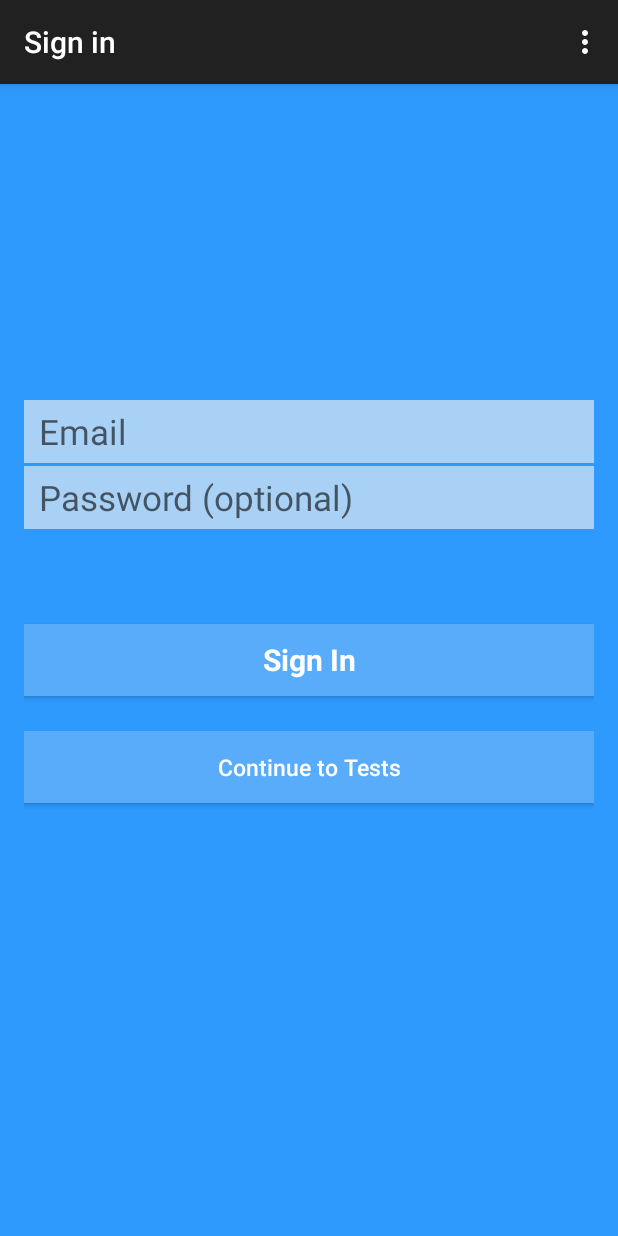
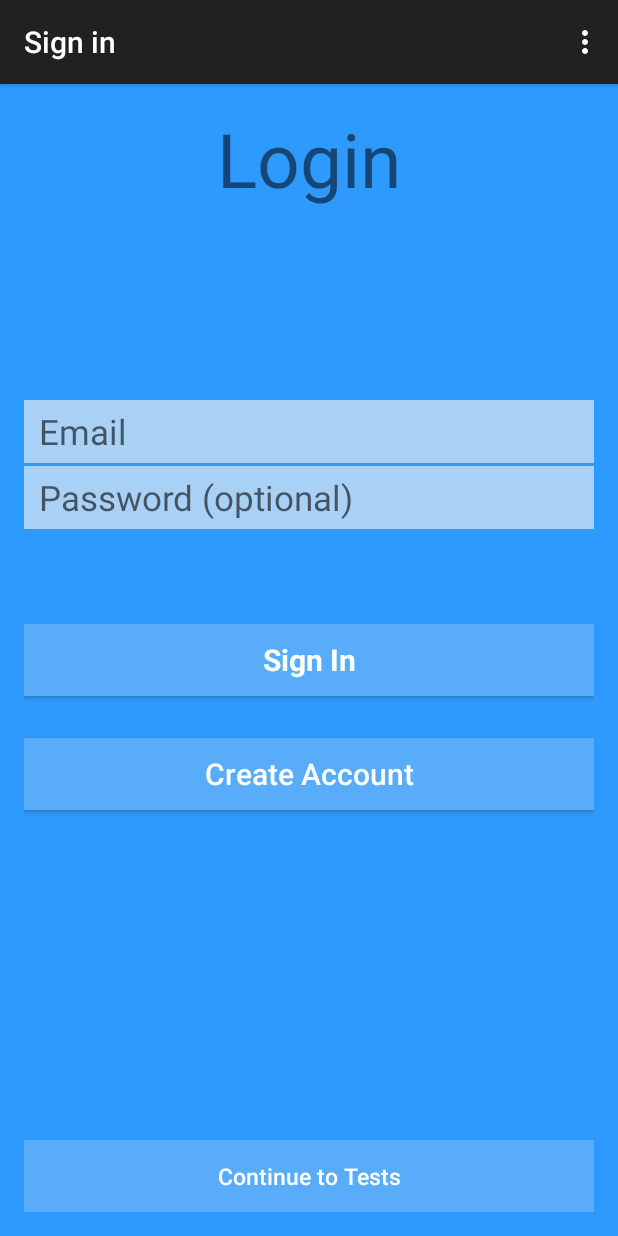
Before and after one commit to ntaub2010/StandUpTest, an Android app: the LoginActivity screen opened directly, with no data from a screen before it, on a phone screen of 412 x 824 dp. Run offline under Robolectric (Android 15) with nearby library versions, the phone set to English and light mode, and no system bars.

Commit message:
Save username throughout
Only show previous tests for logged-in user

```diff
--- a/app/src/main/java/com/naomitaub/standuptest/CreateAccountActivity.java
+++ b/app/src/main/java/com/naomitaub/standuptest/CreateAccountActivity.java
@@ -32,7 +32,7 @@ public class CreateAccountActivity extends MainActivity {
                 DatabaseOperations DB = new DatabaseOperations(ctxAccount);
                 DB.putAccountInfo(DB, email, password);
                 Toast.makeText(getBaseContext(), "Account creation successful", Toast.LENGTH_LONG).show();
-                //launchEnterInfo(v);
+                launchEnterInfo(v, email);
                 //finish();
             }
         });
--- a/app/src/main/java/com/naomitaub/standuptest/LoginActivity.java
+++ b/app/src/main/java/com/naomitaub/standuptest/LoginActivity.java
@@ -57,7 +57,7 @@ public class LoginActivity extends MainActivity {
 
                 if(loginStatus) {
                     Toast.makeText(getBaseContext(), "Login successful", Toast.LENGTH_LONG).show();
-                    launchTests(v);
+                    launchTests(v, login_email);
                     //finish();
                 }
                 else {
--- a/app/src/main/res/layout/activity_login.xml
+++ b/app/src/main/res/layout/activity_login.xml
@@ -8,39 +8,6 @@
     android:paddingTop="@dimen/activity_vertical_margin"
     tools:context="com.naomitaub.standuptest.LoginActivity"
     >
-
-    <!-- Login progress -->
-    <ProgressBar android:id="@+id/login_progress" style="?android:attr/progressBarStyleLarge"
-        android:layout_width="wrap_content" android:layout_height="wrap_content"
-        android:layout_marginBottom="8dp" android:visibility="gone" />
-
-    <ScrollView android:id="@+id/login_form" android:layout_width="match_parent"
-        android:layout_height="wrap_content">
-        <LinearLayout android:layout_width="match_parent" android:layout_height="wrap_content"
-            android:orientation="vertical">
-
-            <LinearLayout android:id="@+id/plus_sign_out_buttons"
-                android:layout_width="match_parent" android:layout_height="wrap_content"
-                android:visibility="gone" android:weightSum="2">
-
-                <Button android:id="@+id/plus_sign_out_button" style="?android:textAppearanceSmall"
-                    android:layout_width="match_parent" android:layout_height="match_parent"
-                    android:layout_weight="1" android:text="@string/plus_sign_out" />
-
-                <Button android:id="@+id/plus_disconnect_button"
-                    style="?android:textAppearanceSmall" android:layout_width="match_parent"
-                    android:layout_height="match_parent" android:layout_weight="1"
-                    android:text="@string/plus_disconnect" />
-
-            </LinearLayout>
-
-            <LinearLayout android:id="@+id/email_login_form" android:layout_width="match_parent"
-                android:layout_height="wrap_content" android:orientation="vertical">
-
-            </LinearLayout>
-        </LinearLayout>
-    </ScrollView>
-
 
     <RelativeLayout
         android:layout_width="match_parent"
@@ -104,9 +71,36 @@
             android:id="@+id/loginContinueButton"
             android:layout_gravity="center_horizontal|bottom"
             android:onClick="launchTests"
-            android:layout_marginTop="23dp"
+            android:layout_alignParentBottom="true"
+            android:layout_alignParentStart="true" />
+
+        <Button
+            android:layout_width="match_parent"
+            android:layout_height="wrap_content"
+            android:text="Create Account"
+            android:background="#58ACFA"
+            android:textColor="#FFFFFF"
+            android:padding="10dp"
+            android:textSize="20sp"
+            android:gravity="center"
+            android:textAllCaps="false"
+            android:id="@+id/button"
+            android:layout_gravity="center_horizontal|bottom"
+            android:onClick="launchCreateAccount"
             android:layout_below="@+id/email_sign_in_button"
-            android:layout_alignParentStart="true" />
+            android:layout_alignParentStart="true"
+            android:layout_marginTop="28dp" />
+
+        <TextView
+            android:layout_width="wrap_content"
+            android:layout_height="wrap_content"
+            android:text="@string/login"
+            android:id="@+id/textView"
+            android:textSize="50sp"
+            android:layout_alignParentTop="true"
+            android:layout_alignParentEnd="true"
+            android:layout_alignParentStart="true"
+            android:gravity="center"/>
     </RelativeLayout>
 
 
--- a/app/src/main/res/values/strings.xml
+++ b/app/src/main/res/values/strings.xml
@@ -21,6 +21,8 @@
     <string name="rangeBPM">Range</string>
     <string name="highBPM">High</string>
     <string name="lowBPM">Low</string>
+    <string name="login">Login</string>
+    <string name="create_account">Create Account</string>
     <string name="title_activity_results">ResultsActivity</string>
     <string name="title_activity_symptoms">SymptomsActivity</string>
     <string name="symptoms"><![CDATA[
```
Also changed, not shown: app/src/main/java/com/naomitaub/standuptest/DatabaseOperations.java (+9 -7 lines), app/src/main/java/com/naomitaub/standuptest/EnterInfoActivity.java (+6 -2 lines), app/src/main/java/com/naomitaub/standuptest/LongTestActivity.java (+6 -1 lines), app/src/main/java/com/naomitaub/standuptest/MainActivity.java (+19 -12 lines), app/src/main/java/com/naomitaub/standuptest/MediumTestActivity.java (+6 -1 lines), app/src/main/java/com/naomitaub/standuptest/PreviousTestsActivity.java (+7 -3 lines), app/src/main/java/com/naomitaub/standuptest/ResultsActivity.java (+4 -3 lines), app/src/main/java/com/naomitaub/standuptest/ShortTestActivity.java (+6 -1 lines), app/src/main/java/com/naomitaub/standuptest/TestsActivity.java (+39 -0 lines), app/src/main/res/layout/activity_create_account.xml (+10 -0 lines), app/src/main/res/layout/activity_results.xml (+4 -5 lines), app/src/main/res/layout/activity_tests.xml (+3 -6 lines), 57 other files.
